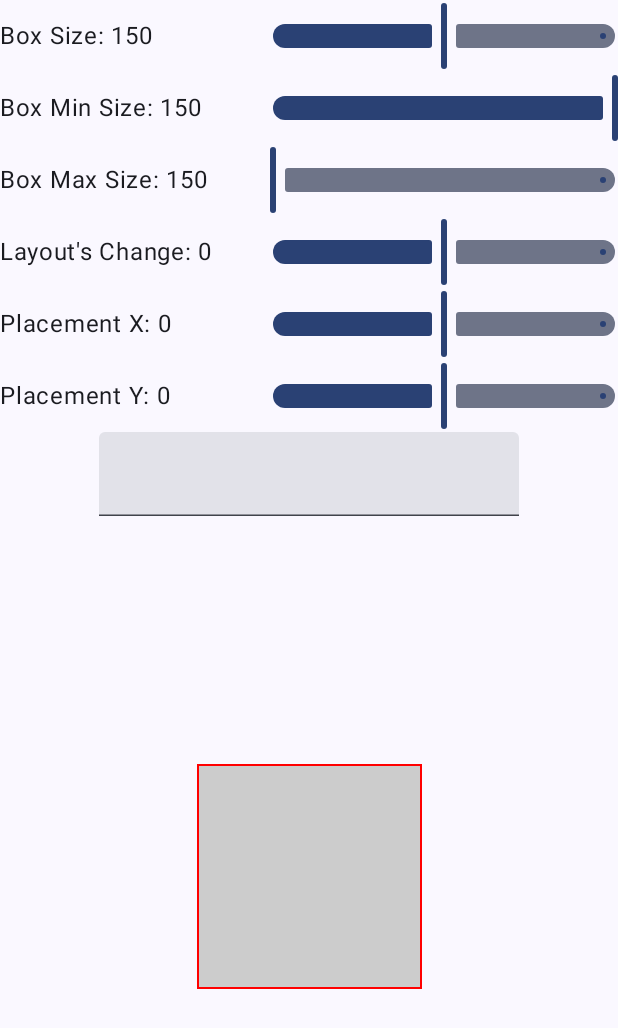
After one commit to elye/demo_android_jetpack_compose_custom_layout, an Android app built with Jetpack Compose: the LayoutModifierSingleExperimentActivity screen opened directly, with no data from a screen before it, on a phone screen of 412 x 824 dp. The commit adds this screen. Shown: the top 1028 px of the screen. Run offline under Robolectric (Android 15) with nearby library versions, the phone set to English and light mode, and no system bars.

Commit message:
Add single box experiment

```diff
--- a/app/src/main/AndroidManifest.xml
+++ b/app/src/main/AndroidManifest.xml
@@ -26,6 +26,7 @@
         <activity android:name=".AutoWidthSortColumnActivity" />
         <activity android:name=".LayoutSizeExperimentActivity" />
         <activity android:name=".LayoutModifierSizeExperimentActivity" />
+        <activity android:name=".LayoutModifierSingleExperimentActivity" />
         <activity android:name=".DividerColumnExperimentActivity" />
         <activity android:name=".DividerLazyColumnExperimentActivity" />
         <activity android:name=".NegativePaddingExperimentActivity" />
--- /dev/null
+++ b/app/src/main/java/com/example/customlayout/LayoutModifierSingleExperimentActivity.kt
@@ -0,0 +1,182 @@
+package com.example.customlayout
+
+import android.os.Bundle
+import androidx.activity.ComponentActivity
+import androidx.activity.compose.setContent
+import androidx.compose.foundation.background
+import androidx.compose.foundation.border
+import androidx.compose.foundation.layout.Arrangement
+import androidx.compose.foundation.layout.Box
+import androidx.compose.foundation.layout.BoxScope
+import androidx.compose.foundation.layout.Column
+import androidx.compose.foundation.layout.Row
+import androidx.compose.foundation.layout.fillMaxSize
+import androidx.compose.foundation.layout.height
+import androidx.compose.foundation.layout.size
+import androidx.compose.foundation.layout.width
+import androidx.compose.material3.ExperimentalMaterial3Api
+import androidx.compose.material3.MaterialTheme
+import androidx.compose.material3.Slider
+import androidx.compose.material3.Surface
+import androidx.compose.material3.Text
+import androidx.compose.material3.TextField
+import androidx.compose.runtime.Composable
+import androidx.compose.runtime.getValue
+import androidx.compose.runtime.mutableStateOf
+import androidx.compose.runtime.remember
+import androidx.compose.runtime.setValue
+import androidx.compose.ui.Alignment
+import androidx.compose.ui.Modifier
+import androidx.compose.ui.graphics.Color
+import androidx.compose.ui.layout.layout
+import androidx.compose.ui.text.input.TextFieldValue
+import androidx.compose.ui.unit.Dp
+import androidx.compose.ui.unit.dp
+import com.example.customlayout.ui.theme.CustomLayoutTheme
+
+class LayoutModifierSingleExperimentActivity : ComponentActivity() {
+    override fun onCreate(savedInstanceState: Bundle?) {
+        super.onCreate(savedInstanceState)
+        setContent {
+            CustomLayoutTheme {
+                // A surface container using the 'background' color from the theme
+                Surface(
+                    modifier = Modifier.fillMaxSize(),
+                    color = MaterialTheme.colorScheme.background
+                ) {
+                    Greeting()
+                }
+            }
+        }
+    }
+
+    @OptIn(ExperimentalMaterial3Api::class)
+    @Composable
+    fun Greeting() {
+        Column(
+            horizontalAlignment = Alignment.CenterHorizontally,
+        ) {
+            val textWidth = 180.dp
+            var boxSize by remember { mutableStateOf(150) }
+            Row(verticalAlignment = Alignment.CenterVertically) {
+                Text(text = "Box Size: $boxSize", modifier = Modifier.width(textWidth))
+                Slider(
+                    value = boxSize.toFloat(),
+                    onValueChange = { boxSize = it.toInt() },
+                    valueRange = 0f..300f
+                )
+            }
+            var minSize by remember { mutableStateOf(150) }
+            var maxSize by remember { mutableStateOf(150) }
+
+            Row(verticalAlignment = Alignment.CenterVertically) {
+                Text(
+                    text = "Box Min Size: $minSize",
+                    modifier = Modifier.width(textWidth)
+                )
+                Slider(
+                    value = minSize.toFloat(),
+                    onValueChange = { minSize = it.toInt() },
+                    valueRange = 0f..maxSize.toFloat()
+                )
+            }
+            Row(verticalAlignment = Alignment.CenterVertically) {
+                Text(
+                    text = "Box Max Size: $maxSize",
+                    modifier = Modifier.width(textWidth)
+                )
+                Slider(
+                    value = maxSize.toFloat(),
+                    onValueChange = { maxSize = it.toInt() },
+                    valueRange = minSize.toFloat()..300f
+                )
+            }
+            var layoutSizeChange by remember { mutableStateOf(0) }
+            Row(verticalAlignment = Alignment.CenterVertically) {
+                Text(
+                    text = "Layout's Change: $layoutSizeChange",
+                    modifier = Modifier.width(textWidth)
+                )
+                Slider(
+                    value = layoutSizeChange.toFloat(),
+                    onValueChange = { layoutSizeChange = it.toInt() },
+                    valueRange = -150f..150f
+                )
+            }
+            var placementX by remember { mutableStateOf(0) }
+            Row(verticalAlignment = Alignment.CenterVertically) {
+                Text(text = "Placement X: $placementX", modifier = Modifier.width(textWidth))
+                Slider(
+                    value = placementX.toFloat(),
+                    onValueChange = { placementX = it.toInt() },
+                    valueRange = -150f..150f
+                )
+            }
+            var placementY by remember { mutableStateOf(0) }
+            Row(verticalAlignment = Alignment.CenterVertically) {
+                Text(text = "Placement Y: $placementY", modifier = Modifier.width(textWidth))
+                Slider(
+                    value = placementY.toFloat(),
+                    onValueChange = { placementY = it.toInt() },
+                    valueRange = -150f..150f
+                )
+            }
+            var text by remember { mutableStateOf(TextFieldValue("")) }
+            TextField(
+                value = text,
+                onValueChange = { newText ->
+                    text = newText
+                }
+            )
+            Column(
+                horizontalAlignment = Alignment.CenterHorizontally,
+                verticalArrangement = Arrangement.Center,
+                modifier = Modifier.fillMaxSize()
+            ) {
+                BoxLayout(
+                    boxSize.dp,
+                    minSize.dp,
+                    maxSize.dp,
+                    layoutSizeChange.dp,
+                    placementX.dp,
+                    placementY.dp
+                ) {
+                    Text(text.text)
+                }
+            }
+        }
+    }
+
+    @Composable
+    private fun BoxLayout(
+        size: Dp,
+        minSize: Dp,
+        maxSize: Dp,
+        layoutSizeChange: Dp,
+        placementX: Dp,
+        placementY: Dp,
+        content: @Composable BoxScope.() -> Unit = {}
+    ) {
+        Box(modifier = Modifier
+            .size(size)
+            .background(Color.LightGray)
+            .layout { measurable, constraints ->
+                // Measure
+                val looseConstraints = constraints.copy(
+                    minWidth = minSize.roundToPx(),
+                    maxWidth = maxSize.roundToPx(),
+                    minHeight = minSize.roundToPx(),
+                    maxHeight = maxSize.roundToPx(),
+                )
+                val placeable = measurable.measure(looseConstraints)
+
+                // Layout
+                layout(constraints.maxWidth + layoutSizeChange.roundToPx(),
+                    constraints.maxHeight + layoutSizeChange.roundToPx()) {
+                    placeable.place(placementX.roundToPx(), placementY.roundToPx())
+                }
+            }
+            .border(1.dp, Color.Red),
+            content = content)
+    }
+}
--- a/app/src/main/java/com/example/customlayout/MainActivity.kt
+++ b/app/src/main/java/com/example/customlayout/MainActivity.kt
@@ -43,6 +43,7 @@ class MainActivity : ComponentActivity() {
             ButtonLauncher(AutoWidthSortColumnActivity::class)
             ButtonLauncher(LayoutSizeExperimentActivity::class)
             ButtonLauncher(LayoutModifierSizeExperimentActivity::class)
+            ButtonLauncher(LayoutModifierSingleExperimentActivity::class)
             ButtonLauncher(DividerColumnExperimentActivity::class)
             ButtonLauncher(DividerLazyColumnExperimentActivity::class)
             ButtonLauncher(NegativePaddingExperimentActivity::class)
```
